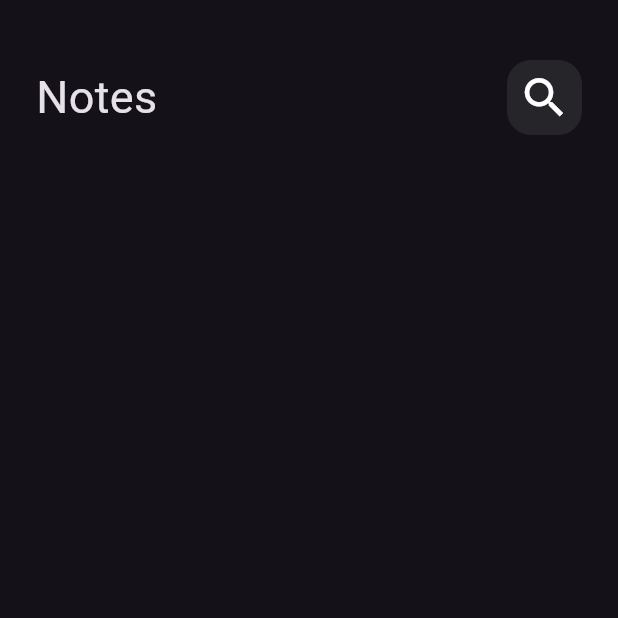
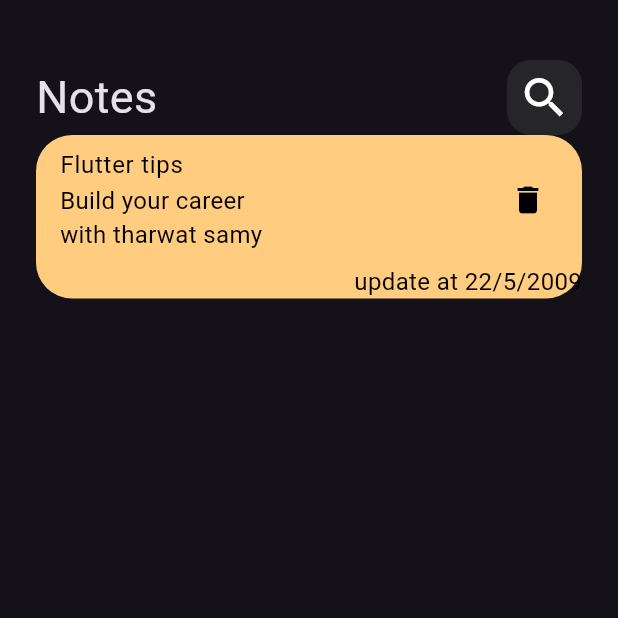
Before and after one commit to MahmoodRihanya/note_app, a Flutter app: the screen it shows after launch, on a phone screen of 412 x 824 dp, the top half of it. Run offline on Flutter 3.47's test engine with Material 3 defaults, Android fonts, the phone set to English and light mode, and no system bars.

Commit message:
new start

```diff
--- a/lib/views/widgets/custom_body.dart
+++ b/lib/views/widgets/custom_body.dart
@@ -1,5 +1,6 @@
 import 'package:flutter/material.dart';
 import 'package:notes_app/views/widgets/custom_appbar.dart';
+import 'package:notes_app/views/widgets/custom_note_item.dart';
 
 class CustomBody extends StatelessWidget {
   const CustomBody({super.key});
@@ -8,7 +9,9 @@ class CustomBody extends StatelessWidget {
   Widget build(BuildContext context) {
     return Padding(
       padding: const EdgeInsets.symmetric(horizontal: 24),
-      child: Column(children: [SizedBox(height: 40), CustomAppBar()]),
+      child: Column(
+        children: [SizedBox(height: 40), CustomAppBar(), CustomNoteItem()],
+      ),
     );
   }
 }
--- /dev/null
+++ b/lib/views/widgets/custom_note_item.dart
@@ -0,0 +1,41 @@
+import 'package:flutter/material.dart';
+
+class CustomNoteItem extends StatelessWidget {
+  const CustomNoteItem({super.key});
+
+  @override
+  Widget build(BuildContext context) {
+    return Container(
+      decoration: BoxDecoration(
+        borderRadius: BorderRadius.circular(24),
+        color: Color(0xffFFCC80),
+      ),
+      child: Column(
+        crossAxisAlignment: CrossAxisAlignment.end,
+        children: [
+          ListTile(
+            trailing: Icon(Icons.delete, color: Colors.black),
+            title: Text('Flutter tips', style: TextStyle(color: Colors.black)),
+            subtitle: Column(
+              crossAxisAlignment: CrossAxisAlignment.start,
+              children: [
+                Text(
+                  'Build your career ',
+                  style: TextStyle(color: Colors.black, fontSize: 16),
+                ),
+                Text(
+                  'with tharwat samy ',
+                  style: TextStyle(color: Colors.black, fontSize: 16),
+                ),
+              ],
+            ),
+          ),
+          Text(
+            'update at 22/5/2009',
+            style: TextStyle(color: Colors.black, fontSize: 16),
+          ),
+        ],
+      ),
+    );
+  }
+}
```
Also changed, not shown: pubspec.lock.
